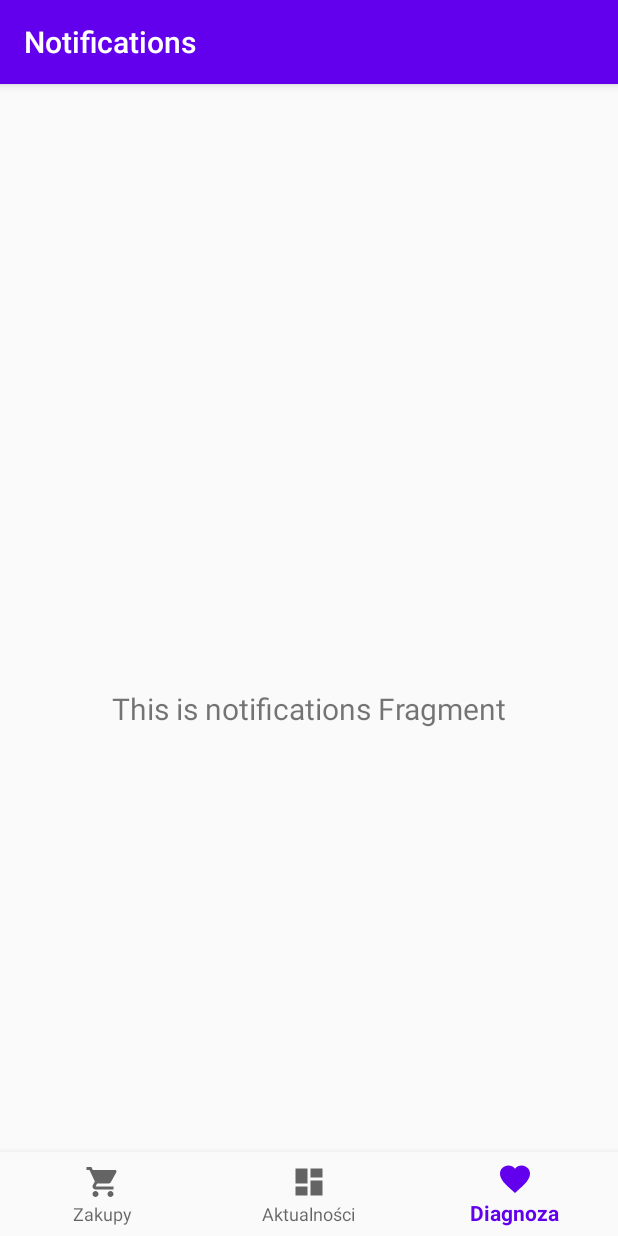
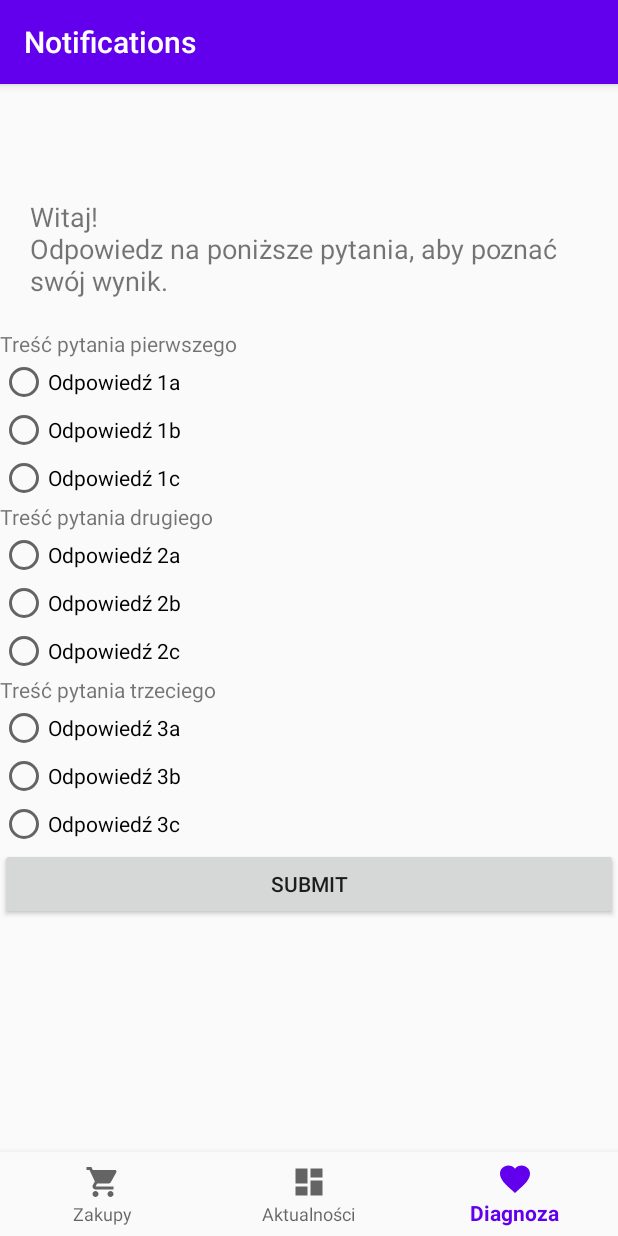
Before and after one commit to SitamMatt/CovidProject, an Android app: the screen it shows after launch (MainActivity), item 3 of the bottom bar chosen, on a phone screen of 412 x 824 dp. Run offline under Robolectric (Android 15) with nearby library versions, the phone set to English and light mode, and no system bars; our stand-ins replace navigation-ui.

Commit message:
Beta feature

```diff
--- a/app/build.gradle
+++ b/app/build.gradle
@@ -45,6 +45,7 @@ dependencies {
     implementation 'android.arch.lifecycle:viewmodel:1.1.1'
     implementation 'android.arch.navigation:navigation-fragment-ktx:1.0.0'
     implementation 'android.arch.navigation:navigation-ui-ktx:1.0.0'
+    implementation 'com.android.support:support-v4:28.0.0'
     testImplementation 'junit:junit:4.+'
     androidTestImplementation 'com.android.support.test:runner:1.0.2'
     androidTestImplementation 'com.android.support.test.espresso:espresso-core:3.0.2'
--- /dev/null
+++ b/app/src/main/java/edu/covidianie/ui/notifications/NofiticationsFragmentJava.java
@@ -0,0 +1,111 @@
+package edu.covidianie.ui.notifications;
+
+import android.arch.lifecycle.ViewModelProvider;
+import android.os.Build;
+import android.os.Bundle;
+import android.support.annotation.NonNull;
+import android.support.annotation.Nullable;
+import android.support.annotation.RequiresApi;
+import android.support.v4.app.Fragment;
+import android.view.LayoutInflater;
+import android.view.View;
+import android.view.ViewGroup;
+import android.widget.Button;
+import android.widget.LinearLayout;
+import android.widget.RadioButton;
+import android.widget.RadioGroup;
+import android.widget.TextView;
+
+import java.util.ArrayList;
+import java.util.HashMap;
+import java.util.HashSet;
+import java.util.List;
+import java.util.Set;
+
+import edu.covidianie.R;
+
+public class NofiticationsFragmentJava extends Fragment {
+
+    private NofiticationsViewModelJava mViewModel;
+    private List<Integer> answers;
+    private List<Integer> radioGroupIDs;
+    private Button submit_button;
+    private boolean filled;
+
+
+    public static NofiticationsFragmentJava newInstance() {
+        return new NofiticationsFragmentJava();
+    }
+
+    @Override
+    public View onCreateView(@NonNull LayoutInflater inflater, @Nullable ViewGroup container,
+                             @Nullable Bundle savedInstanceState) {
+        answers = new ArrayList<>();
+        radioGroupIDs = new ArrayList<>();
+        filled = false;
+        submit_button = new Button(getContext());
+        submit_button.setText(R.string.submit);
+        return inflater.inflate(R.layout.nofitications_fragment, container, false);
+    }
+
+    @Override
+    public void onActivityCreated(@Nullable Bundle savedInstanceState) {
+        super.onActivityCreated(savedInstanceState);
+        mViewModel = new ViewModelProvider(this, new ViewModelProvider.NewInstanceFactory()).get(NofiticationsViewModelJava.class);
+        // TODO: Use the ViewModel
+        setupQuestions();
+        submit_button.setOnClickListener(new SubmitListener());
+
+    }
+
+    //@RequiresApi(api = Build.VERSION_CODES.JELLY_BEAN_MR1)
+    void setupQuestions() {
+        LinearLayout questions = getView().findViewById(R.id.question_list_linear_layout);
+        HashMap<Integer, List<String>> answers = mViewModel.getAnswers();
+        int question_counter = 0;
+        AnswersFilledListener answersFilledListener = new AnswersFilledListener();
+        for (String s : mViewModel.getQuestionList()) {
+            TextView tv = new TextView(getContext());
+            tv.setText(s);
+            questions.addView(tv);
+            question_counter ++;
+            RadioGroup answers_set = new RadioGroup(getContext());
+            answers_set.setId(View.generateViewId());
+            answers_set.setOnCheckedChangeListener(answersFilledListener);
+            radioGroupIDs.add(answers_set.getId());
+            for(String answer_text : answers.get(question_counter)){
+                RadioButton answer = new RadioButton(getContext());
+                answer.setText(answer_text);
+                answers_set.addView(answer);
+            }
+            questions.addView(answers_set);
+        }
+        questions.addView(submit_button);
+    }
+    int getSelectedRadioButton(int radio_group_id){
+        RadioGroup rg = getView().findViewById(radio_group_id);
+        return rg.indexOfChild(getView().findViewById(rg.getCheckedRadioButtonId()));
+    }
+    class SubmitListener implements View.OnClickListener {
+
+        @Override
+        public void onClick(View v) {
+            if(!filled)
+                return;
+            for(int id : radioGroupIDs){
+                answers.add(getSelectedRadioButton(id));
+            }
+            submit_button.setText(mViewModel.calculate(answers).toString());
+            answers.clear();
+        }
+    }
+    class AnswersFilledListener implements RadioGroup.OnCheckedChangeListener{
+        private Set<Integer>  checkedRadioGroupIDs = new HashSet<>();
+        @Override
+        public void onCheckedChanged(RadioGroup group, int checkedId) {
+            checkedRadioGroupIDs.add(group.getId());
+            if(checkedRadioGroupIDs.size() == radioGroupIDs.size())
+                filled = true;
+        }
+    }
+}
--- /dev/null
+++ b/app/src/main/java/edu/covidianie/ui/notifications/NofiticationsViewModelJava.java
@@ -0,0 +1,72 @@
+package edu.covidianie.ui.notifications;
+
+import android.arch.lifecycle.ViewModel;
+import android.text.TextUtils;
+import android.view.View;
+import android.widget.LinearLayout;
+import android.widget.TextView;
+
+import java.util.ArrayList;
+import java.util.Arrays;
+import java.util.Dictionary;
+import java.util.HashMap;
+import java.util.List;
+import java.util.Map;
+
+import edu.covidianie.R;
+
+public class NofiticationsViewModelJava extends ViewModel {
+
+    List<List<Double>> result_value = new ArrayList<>();
+
+    List<String> getQuestionList()
+    {
+        String questions_data = "Treść pytania pierwszego;Treść pytania drugiego;Treść pytania trzeciego";
+        String[] questions = questions_data.split(";");
+        return Arrays.asList(questions);
+    }
+    HashMap<Integer, List<String>> getAnswers()
+    {
+        String answers_data = "Odpowiedź 1a;Odpowiedź 1b;Odpowiedź 1c\n" +
+                                "Odpowiedź 2a;Odpowiedź 2b;Odpowiedź 2c\n" +
+                                "Odpowiedź 3a;Odpowiedź 3b;Odpowiedź 3c";
+        String[] answers = answers_data.split("\n");
+        int counter = 1;
+        HashMap<Integer,List<String>> result = new HashMap<Integer, List<String>>();
+        for(String row : answers){
+            result.put(counter,
+                    Arrays.asList(row.split(";")));
+            counter ++;
+        }
+        getAnswersValue();
+        return result;
+    }
+    void getAnswersValue(){
+        String value_data = "0.0;0.5;1.0\n" +
+                            "0.5;1.0;0.0\n" +
+                            "1.0;0.0;0.5\n";
+
+        for(String value_row : value_data.split("\n")){
+            List<Double> values = new ArrayList<>();
+            for(String value_str : value_row.split(";")){
+                values.add(Double.parseDouble(value_str));
+            }
+            result_value.add(values);
+        }
+
+    }
+    Double calculate(List<Integer> answers_results)
+    {
+        int counter = 0;
+        double sum = 0.0;
+        for(int i : answers_results){
+            sum += result_value.get(counter).get(i);
+            counter++;
+        }
+        return sum/counter;
+    }
+
+
+
+    // TODO: Implement the ViewModel
+}
--- a/app/src/main/res/layout/activity_main.xml
+++ b/app/src/main/res/layout/activity_main.xml
@@ -1,6 +1,7 @@
 <?xml version="1.0" encoding="utf-8"?>
 <android.support.constraint.ConstraintLayout xmlns:android="http://schemas.android.com/apk/res/android"
     xmlns:app="http://schemas.android.com/apk/res-auto"
+    xmlns:tools="http://schemas.android.com/tools"
     android:id="@+id/container"
     android:layout_width="match_parent"
     android:layout_height="match_parent"
@@ -23,8 +24,10 @@
         android:name="androidx.navigation.fragment.NavHostFragment"
         android:layout_width="match_parent"
         android:layout_height="match_parent"
+        android:layout_marginBottom="64dp"
         app:defaultNavHost="true"
-        app:layout_constraintBottom_toTopOf="@id/nav_view"
+        app:layout_constraintBottom_toBottomOf="parent"
+        app:layout_constraintHorizontal_bias="0.0"
         app:layout_constraintLeft_toLeftOf="parent"
         app:layout_constraintRight_toRightOf="parent"
         app:layout_constraintTop_toTopOf="parent"
--- /dev/null
+++ b/app/src/main/res/layout/nofitications_fragment.xml
@@ -0,0 +1,31 @@
+<?xml version="1.0" encoding="utf-8"?>
+<ScrollView xmlns:android="http://schemas.android.com/apk/res/android"
+    xmlns:tools="http://schemas.android.com/tools"
+    android:layout_width="match_parent"
+    android:layout_height="match_parent"
+    tools:context=".ui.notifications.NofiticationsFragmentJava">
+
+<!--    <ScrollView
+        android:layout_width="match_parent"
+        android:layout_height="match_parent">-->
+
+        <LinearLayout
+            android:id="@+id/question_list_linear_layout"
+            android:layout_width="match_parent"
+            android:layout_height="wrap_content"
+            android:orientation="vertical">
+
+            <TextView
+                android:id="@+id/not_Title_textview"
+                android:layout_width="match_parent"
+                android:layout_height="match_parent"
+                android:layout_margin="20dp"
+                android:text="@string/notification_title"
+                android:textAllCaps="false"
+                android:textSize="18sp" />
+
+        </LinearLayout>
+</ScrollView>
+
+<!--
+</FrameLayout>-->
--- a/app/src/main/res/navigation/mobile_navigation.xml
+++ b/app/src/main/res/navigation/mobile_navigation.xml
@@ -19,7 +19,7 @@
 
     <fragment
         android:id="@+id/navigation_notifications"
-        android:name="edu.covidianie.ui.notifications.NotificationsFragment"
+        android:name="edu.covidianie.ui.notifications.NofiticationsFragmentJava"
         android:label="@string/title_notifications"
         tools:layout="@layout/fragment_notifications" />
 </navigation>
--- a/app/src/main/res/values/strings.xml
+++ b/app/src/main/res/values/strings.xml
@@ -3,4 +3,11 @@
     <string name="title_home">Home</string>
     <string name="title_dashboard">Dashboard</string>
     <string name="title_notifications">Notifications</string>
+
+
+    <!--NOTIFICATION PACKAGE-->
+    <string name="notification_title">
+        Witaj!\nOdpowiedz na poniższe pytania, aby poznać swój wynik.
+    </string>
+    <string name="submit">Submit</string>
 </resources>
--- a/build.gradle
+++ b/build.gradle
@@ -6,7 +6,7 @@ buildscript {
         jcenter()
     }
     dependencies {
-        classpath "com.android.tools.build:gradle:4.1.0"
+        classpath 'com.android.tools.build:gradle:4.1.1'
         classpath "org.jetbrains.kotlin:kotlin-gradle-plugin:$kotlin_version"
 
         // NOTE: Do not place your application dependencies here; they belong
```
